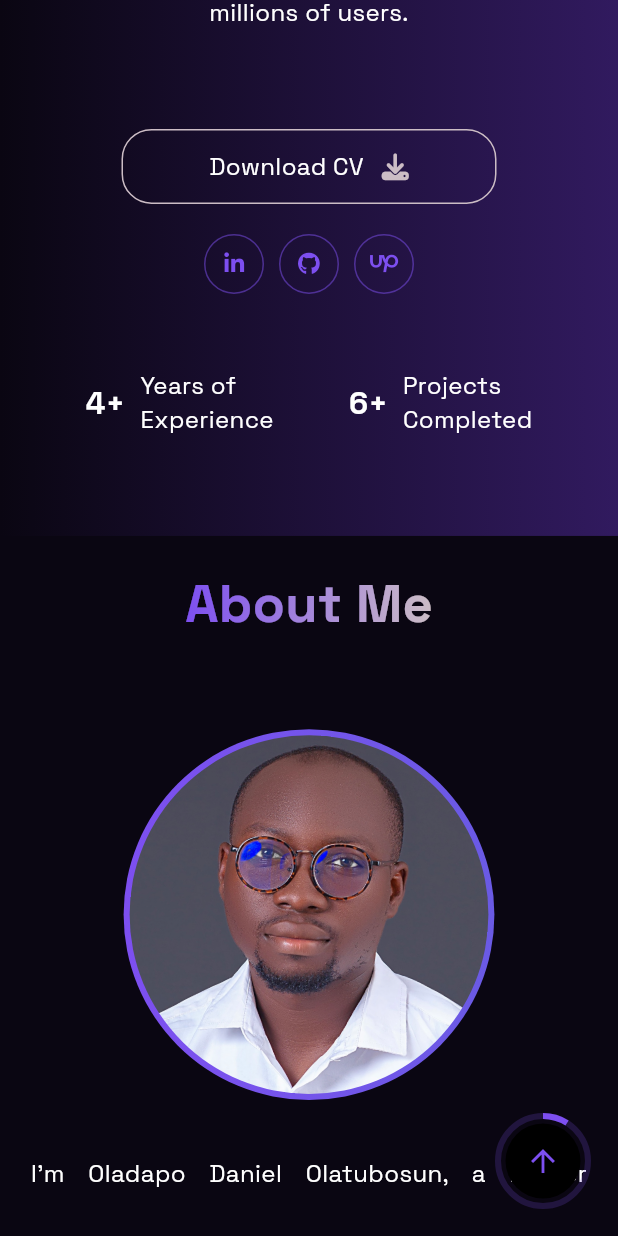
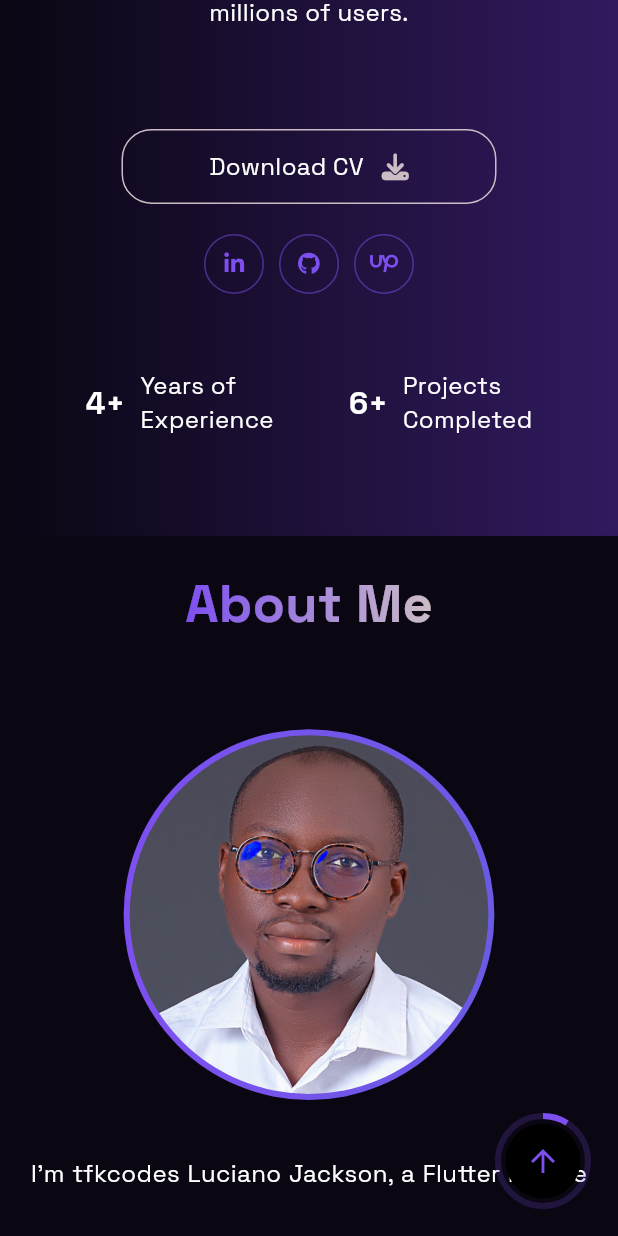
Before and after one commit to tfkcodes/tfkcodestz, a Flutter app: the screen it shows after launch, scrolled down 576 dp, on a phone screen of 412 x 824 dp. Run offline on Flutter 3.47's test engine with Material 3 defaults, Android fonts, the phone set to English and light mode, and no system bars; drawn by our look-alikes of simple_gradient_text; our stand-ins replace flutter_svg, font_awesome_flutter, get, lottie, visibility_detector.

```diff
--- a/lib/constants/app_strings.dart
+++ b/lib/constants/app_strings.dart
@@ -1,6 +1,6 @@
 class AppString {
   static const aboutMe =
-      '''I'm Oladapo Daniel Olatubosun, a Flutter Mobile Developer with over 4 years of experience crafting iOS and Android applications. I've worked on impactful projects across industries, including MoniMoore, a financial app empowering users to manage their finances efficiently, and Kunda Kids, a gamified children's learning app.
+      '''I'm tfkcodes Luciano Jackson, a Flutter Mobile Developer with over 3 years of experience crafting iOS and Android applications. I've worked on impactful projects across industries, including MoniMoore, a financial app empowering users to manage their finances efficiently, and Kunda Kids, a gamified children's learning app.
 
 Skilled in Flutter/Dart, Firebase, and state management architectures (BLoC, GetX, Provider), I deliver robust, scalable apps with clean architecture and exceptional user experiences. From GPS tracking and real-time video calls to secure payment integrations, I specialize in turning ideas into seamless, user-focused solutions.''';
 }
```
